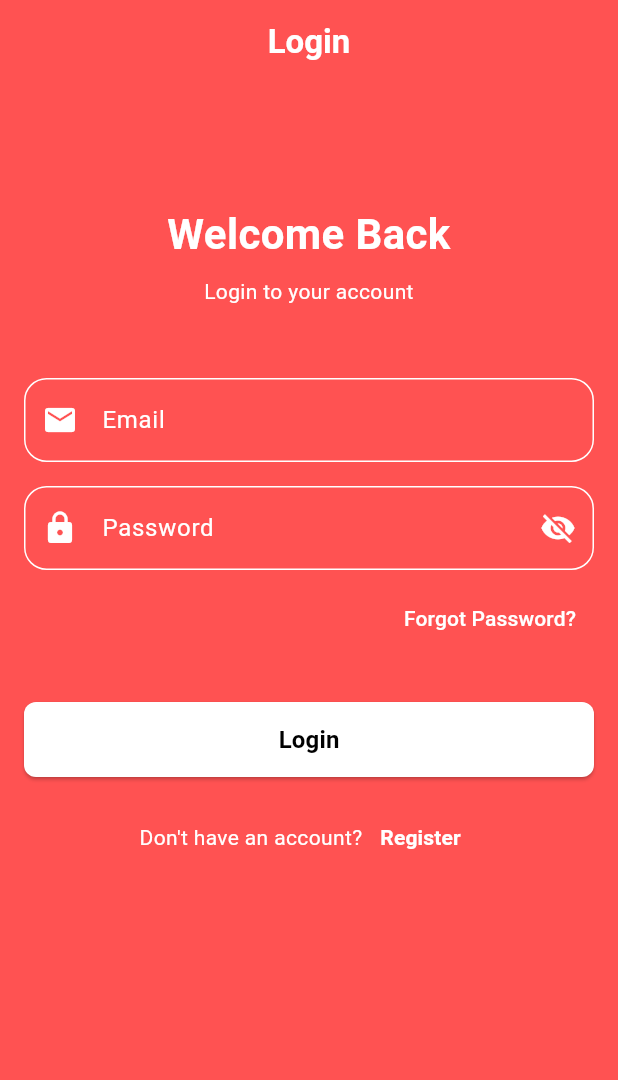
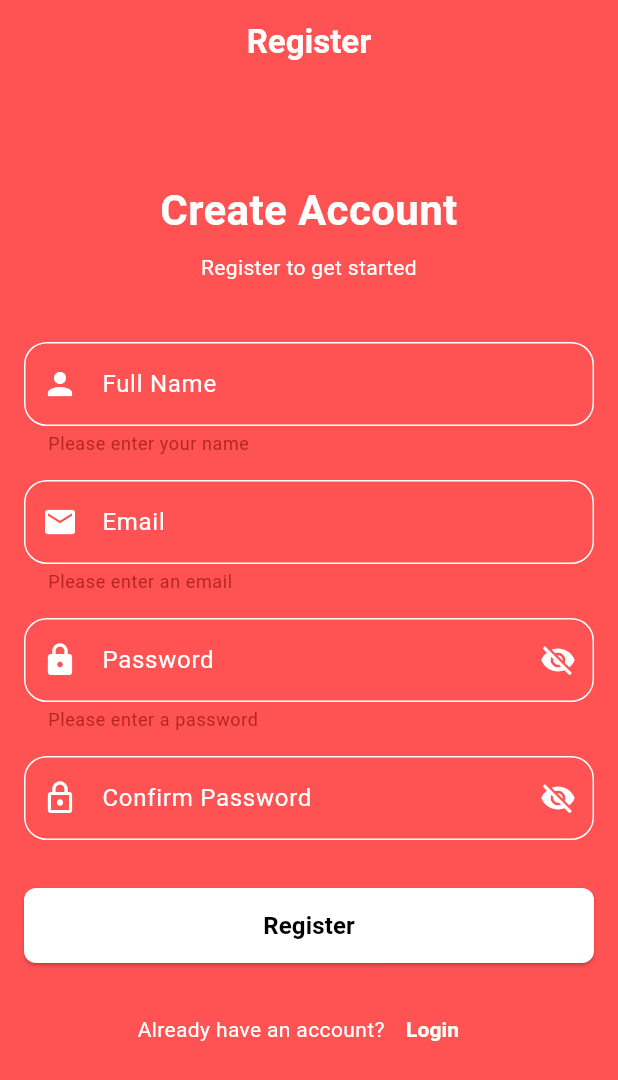
Before and after one commit to sayedulmorsalin/RFC, a Flutter app: the screen it shows after launch, after a tap on "Register", on a phone screen of 412 x 824 dp. Shown: the top 1080 px of the screen. Run offline on Flutter 3.47's test engine with Material 3 defaults, Android fonts, the phone set to English and light mode, and no system bars; our stand-ins replace get; network calls fail.

Commit message:
register page design

```diff
--- a/lib/main.dart
+++ b/lib/main.dart
@@ -13,7 +13,7 @@ class MyApp extends StatelessWidget {
   Widget build(BuildContext context) {
     return GetMaterialApp(
       debugShowCheckedModeBanner: false,
-      initialRoute: AppRoutes.login,
+      initialRoute: AppRoutes.register,
       getPages: AppRoutes.routes,
     );
   }
--- a/lib/routes/routes.dart
+++ b/lib/routes/routes.dart
@@ -1,5 +1,6 @@
 import 'package:get/get.dart';
 import 'package:rfc/views/auth/login.dart';
+import 'package:rfc/views/auth/register.dart';
 import 'package:rfc/views/product/cart.dart';
 import 'package:rfc/views/product/home/home.dart';
 import 'package:rfc/views/profile/user_profile.dart';
@@ -18,7 +19,7 @@ class AppRoutes {
     GetPage(name: profile, page: () => const UserProfile()),
     GetPage(name: cart, page: () => const CartPage()),
     GetPage(name: login, page: () => const Login()),
-    //GetPage(name: register, page: () => const Register()),
+    GetPage(name: register, page: () => const Register()),
 
   ];
 }
--- a/lib/views/auth/login.dart
+++ b/lib/views/auth/login.dart
@@ -1,6 +1,9 @@
 import 'package:flutter/material.dart';
+import 'package:get/get_core/src/get_main.dart';
+import 'package:get/get_navigation/src/extension_navigation.dart';
 import 'package:rfc/components/button.dart';
 import 'package:rfc/components/textfield.dart';
+import 'package:rfc/routes/routes.dart';
 class Login extends StatefulWidget {
   const Login({super.key});
 
@@ -114,7 +117,7 @@ class _LoginState extends State<Login> {
                   Text('Don\'t have an account?', style: TextStyle(color: text_color),),
                   TextButton(
                     onPressed: () {
-
+                      Get.toNamed(AppRoutes.register);
                     },
                     child: Text('Register', style: TextStyle(color: text_color, fontWeight: FontWeight.bold),),
                   ),
--- a/lib/views/auth/register.dart
+++ b/lib/views/auth/register.dart
@@ -0,0 +1,180 @@
+import 'package:flutter/material.dart';
+import 'package:get/get_core/src/get_main.dart';
+import 'package:get/get_navigation/src/extension_navigation.dart';
+import 'package:rfc/components/button.dart';
+import 'package:rfc/components/textfield.dart';
+import 'package:rfc/routes/routes.dart';
+
+class Register extends StatefulWidget {
+  const Register({super.key});
+
+  @override
+  State<Register> createState() => _RegisterState();
+}
+
+class _RegisterState extends State<Register> {
+  final _formKey = GlobalKey<FormState>();
+
+  final TextEditingController _nameController = TextEditingController();
+  final TextEditingController _emailController = TextEditingController();
+  final TextEditingController _passwordController = TextEditingController();
+  final TextEditingController _confirmPasswordController = TextEditingController();
+
+  bool _isLoading = false;
+
+  final background = Colors.redAccent;
+  final textColor = Colors.white;
+
+  @override
+  Widget build(BuildContext context) {
+    return Scaffold(
+      backgroundColor: background,
+      appBar: AppBar(
+        title: Text(
+          'Register',
+          style: TextStyle(color: textColor, fontWeight: FontWeight.bold),
+        ),
+        centerTitle: true,
+        backgroundColor: background,
+      ),
+
+      body: SingleChildScrollView(
+        padding: const EdgeInsets.all(16),
+        child: Form(
+          key: _formKey,
+          child: Column(
+            crossAxisAlignment: CrossAxisAlignment.stretch,
+            children: [
+              const SizedBox(height: 48),
+
+              Text(
+                'Create Account',
+                textAlign: TextAlign.center,
+                style: TextStyle(
+                  fontSize: 28,
+                  fontWeight: FontWeight.bold,
+                  color: textColor,
+                ),
+              ),
+
+              const SizedBox(height: 8),
+
+              Text(
+                'Register to get started',
+                textAlign: TextAlign.center,
+                style: TextStyle(fontSize: 14, color: textColor),
+              ),
+
+              const SizedBox(height: 40),
+
+              CustomTextField(
+                labelText: 'Full Name',
+                hintText: 'Enter your name',
+                controller: _nameController,
+                prefixIcon: Icons.person,
+                validator: (value) {
+                  if (value == null || value.isEmpty) {
+                    return 'Please enter your name';
+                  }
+                  return null;
+                },
+              ),
+
+              const SizedBox(height: 16),
+
+              CustomTextField(
+                labelText: 'Email',
+                hintText: 'Enter your email',
+                controller: _emailController,
+                keyboardType: TextInputType.emailAddress,
+                prefixIcon: Icons.email,
+                validator: (value) {
+                  if (value == null || value.isEmpty) {
+                    return 'Please enter an email';
+                  }
+                  if (!RegExp(r'^[^@]+@[^@]+\.[^@]+').hasMatch(value)) {
+                    return 'Please enter a valid email';
+                  }
+                  return null;
+                },
+              ),
+
+              const SizedBox(height: 16),
+
+              CustomTextField(
+                labelText: 'Password',
+                hintText: 'Enter your password',
+                controller: _passwordController,
+                prefixIcon: Icons.lock,
+                isPasswordField: true,
+                validator: (value) {
+                  if (value == null || value.isEmpty) {
+                    return 'Please enter a password';
+                  }
+                  if (value.length < 6) {
+                    return 'Password must be at least 6 characters';
+                  }
+                  return null;
+                },
+              ),
+
+              const SizedBox(height: 16),
+
+              CustomTextField(
+                labelText: 'Confirm Password',
+                hintText: 'Re-enter password',
+                controller: _confirmPasswordController,
+                prefixIcon: Icons.lock_outline,
+                isPasswordField: true,
+                validator: (value) {
+                  if (value != _passwordController.text) {
+                    return 'Passwords do not match';
+                  }
+                  return null;
+                },
+              ),
+
+              const SizedBox(height: 32),
+
+              CustomButton(
+                label: _isLoading ? 'Creating account...' : 'Register',
+                isLoading: _isLoading,
+                backgroundColor: textColor,
+                textColor: Colors.black,
+                onPressed: () {
+                  if (_formKey.currentState!.validate()) {
+
+                  }
+                },
+              ),
+
+              const SizedBox(height: 20),
+
+              Row(
+                mainAxisAlignment: MainAxisAlignment.center,
+                children: [
+                  Text(
+                    'Already have an account?',
+                    style: TextStyle(color: textColor),
+                  ),
+                  TextButton(
+                    onPressed: () {
+                      Get.toNamed(AppRoutes.login);
+                    },
+                    child: Text(
+                      'Login',
+                      style: TextStyle(
+                        color: textColor,
+                        fontWeight: FontWeight.bold,
+                      ),
+                    ),
+                  ),
+                ],
+              ),
+            ],
+          ),
+        ),
+      ),
+    );
+  }
+}
```
